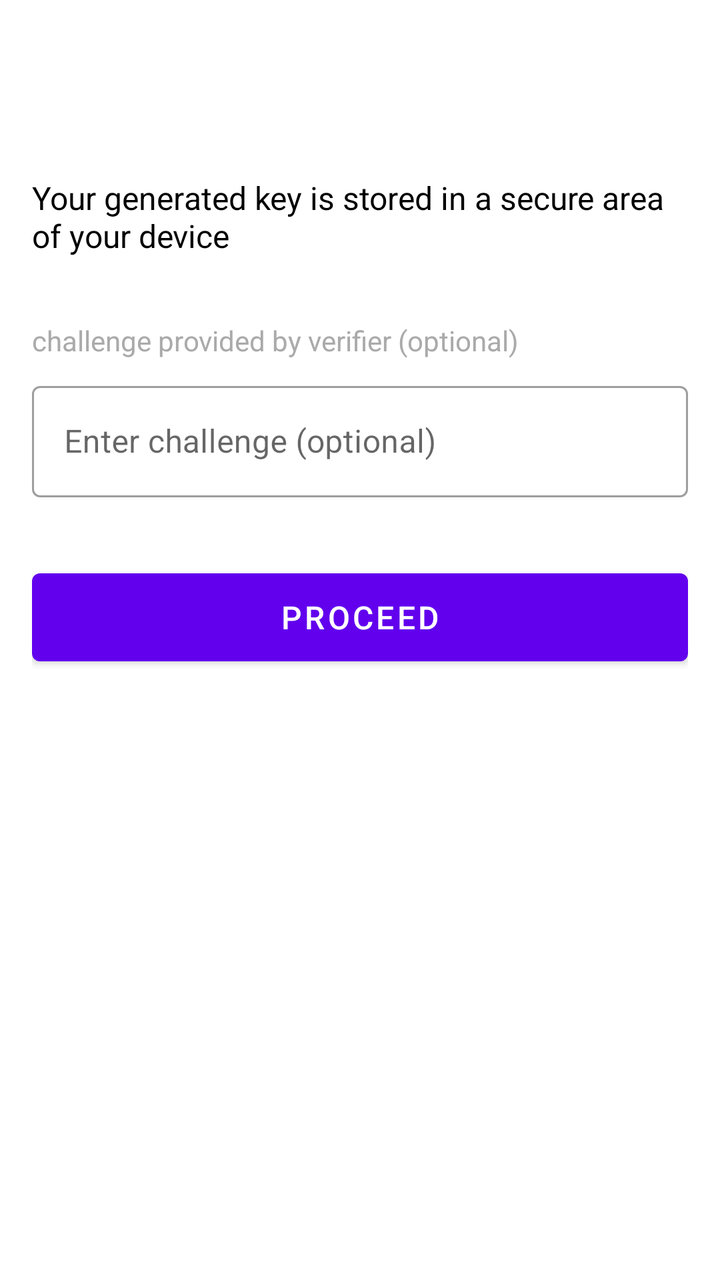
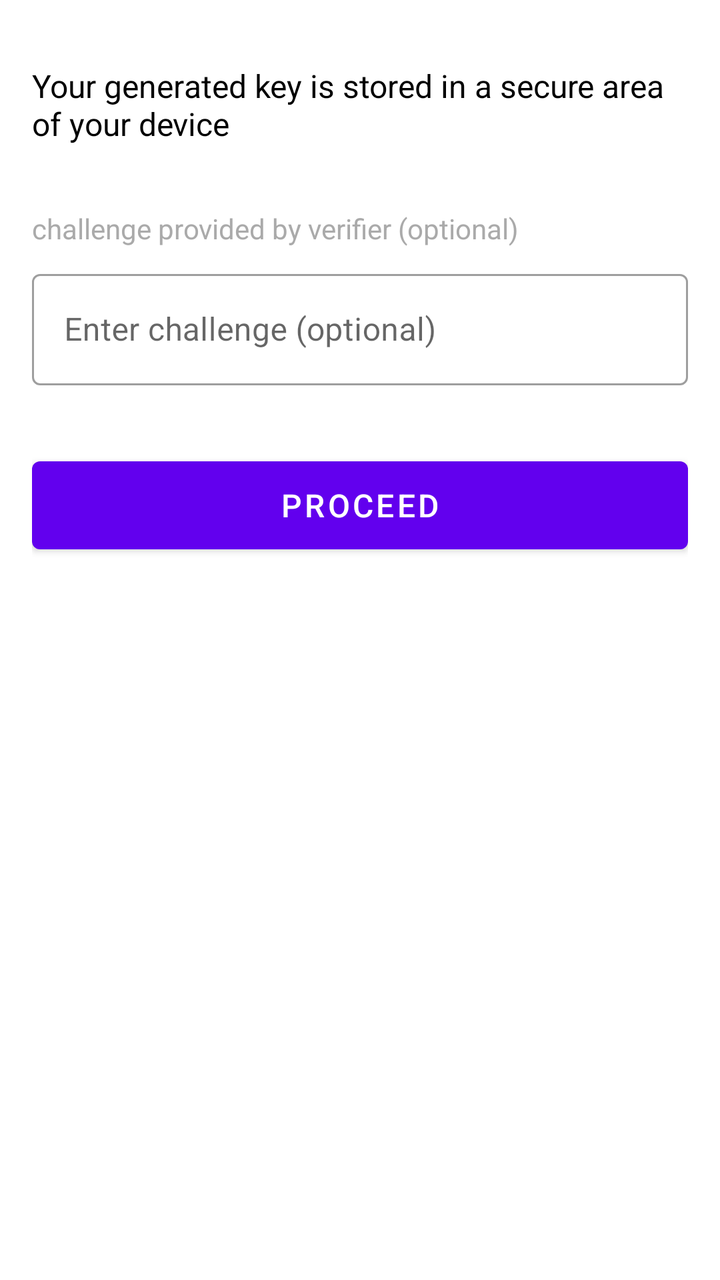

Screens rendered from an Android XML layout before and after an edit, with the pre-edit source and the edit as a unified diff.
<!-- AndroidManifest.xml: application theme Theme.Anastasia -->
<!-- res/layout/fragment_key_generation.xml -->
<?xml version="1.0" encoding="utf-8"?>
<androidx.coordinatorlayout.widget.CoordinatorLayout xmlns:android="http://schemas.android.com/apk/res/android"
    xmlns:app="http://schemas.android.com/apk/res-auto"
    xmlns:tools="http://schemas.android.com/tools"
    android:layout_width="match_parent"
    android:layout_height="match_parent"
    android:paddingTop="?attr/actionBarSize"
    tools:context=".ui.keygeneration.KeyGenerationFragment">

    <ScrollView
        android:layout_width="match_parent"
        android:layout_height="match_parent">

        <LinearLayout
            android:layout_width="match_parent"
            android:layout_height="wrap_content"
            android:orientation="vertical"
            android:padding="16dp">

            <TextView
                android:id="@+id/tv_secure_message"
                android:layout_width="match_parent"
                android:layout_height="wrap_content"
                android:text="Your generated key is stored in a secure area of your device"
                android:textSize="16sp"
                android:textColor="@android:color/black"
                android:layout_marginTop="16dp"
                android:layout_marginBottom="32dp" />

            <TextView
                android:id="@+id/tv_challenge_label"
                android:layout_width="match_parent"
                android:layout_height="wrap_content"
                android:text="challenge provided by verifier (optional)"
                android:textSize="14sp"
                android:textColor="@android:color/darker_gray"
                android:layout_marginBottom="8dp" />

            <com.google.android.material.textfield.TextInputLayout
                android:id="@+id/til_challenge"
                android:layout_width="match_parent"
                android:layout_height="wrap_content"
                android:hint="Enter challenge (optional)"
                style="@style/Widget.MaterialComponents.TextInputLayout.OutlinedBox">

                <com.google.android.material.textfield.TextInputEditText
                    android:id="@+id/et_challenge"
                    android:layout_width="match_parent"
                    android:layout_height="wrap_content"
                    android:inputType="text"
                    android:maxLines="3" />

            </com.google.android.material.textfield.TextInputLayout>

            <View
                android:layout_width="match_parent"
                android:layout_height="0dp"
                android:layout_weight="1" />

            <com.google.android.material.button.MaterialButton
                android:id="@+id/btn_proceed"
                android:layout_width="match_parent"
                android:layout_height="56dp"
                android:text="Proceed"
                android:textSize="16sp"
                android:layout_marginTop="32dp"
                style="@style/Widget.MaterialComponents.Button" />

        </LinearLayout>

    </ScrollView>

</androidx.coordinatorlayout.widget.CoordinatorLayout>
<!-- resources referenced by this layout -->
<resources>
  <style name="Theme.Anastasia" parent="Theme.MaterialComponents.DayNight.DarkActionBar">
          
          <item name="colorPrimary">@color/purple_500</item>
          <item name="colorPrimaryVariant">@color/purple_700</item>
          <item name="colorOnPrimary">@color/white</item>
          
          <item name="colorSecondary">@color/teal_200</item>
          <item name="colorSecondaryVariant">@color/teal_700</item>
          <item name="colorOnSecondary">@color/black</item>
          
          <item name="android:statusBarColor">?attr/colorPrimaryVariant</item>
          
      </style>
  <color name="purple_500">#FF6200EE</color>
  <color name="purple_700">#FF3700B3</color>
  <color name="white">#FFFFFFFF</color>
  <color name="teal_200">#FF03DAC5</color>
  <color name="teal_700">#FF018786</color>
  <color name="black">#FF000000</color>
</resources>

<!-- the commit's change to res/layout/fragment_key_generation.xml (unified diff, before → after) -->
@@ -4,7 +4,6 @@
     xmlns:tools="http://schemas.android.com/tools"
     android:layout_width="match_parent"
     android:layout_height="match_parent"
-    android:paddingTop="?attr/actionBarSize"
     tools:context=".ui.keygeneration.KeyGenerationFragment">
 
     <ScrollView
<!-- resource entries referenced after the edit -->
@@ -1,6 +1,6 @@
 <!-- resources referenced by this layout -->
 <resources>
-  <style name="Theme.Anastasia" parent="Theme.MaterialComponents.DayNight.DarkActionBar">
+  <style name="Theme.Anastasia" parent="Theme.MaterialComponents.DayNight.NoActionBar">
           
           <item name="colorPrimary">@color/purple_500</item>
           <item name="colorPrimaryVariant">@color/purple_700</item>
@@ -10,8 +10,10 @@
           <item name="colorSecondaryVariant">@color/teal_700</item>
           <item name="colorOnSecondary">@color/black</item>
           
-          <item name="android:statusBarColor">?attr/colorPrimaryVariant</item>
+          <item name="android:statusBarColor">?attr/colorPrimary</item>
           
+  
+          <item name="toolbarStyle">@style/Widget.Anastasia.Toolbar</item>
       </style>
   <color name="purple_500">#FF6200EE</color>
   <color name="purple_700">#FF3700B3</color>
@@ -19,5 +21,8 @@
   <color name="teal_200">#FF03DAC5</color>
   <color name="teal_700">#FF018786</color>
   <color name="black">#FF000000</color>
+  <style name="Widget.Anastasia.Toolbar" parent="Widget.MaterialComponents.Toolbar.Primary">
+          <item name="android:elevation">0dp</item>
+      </style>
 </resources>
 
